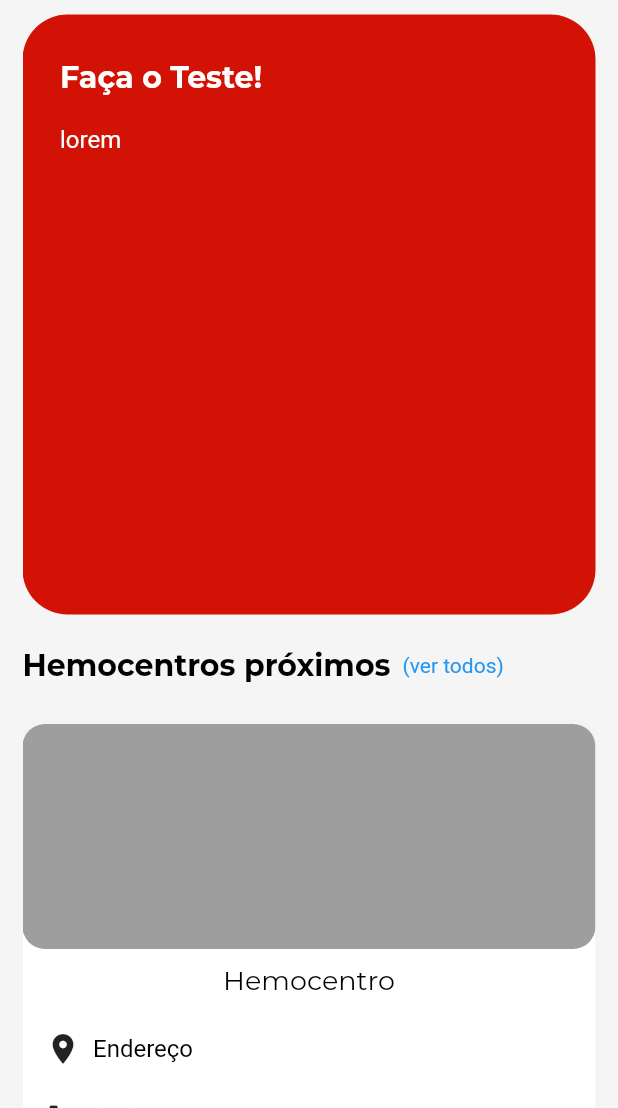
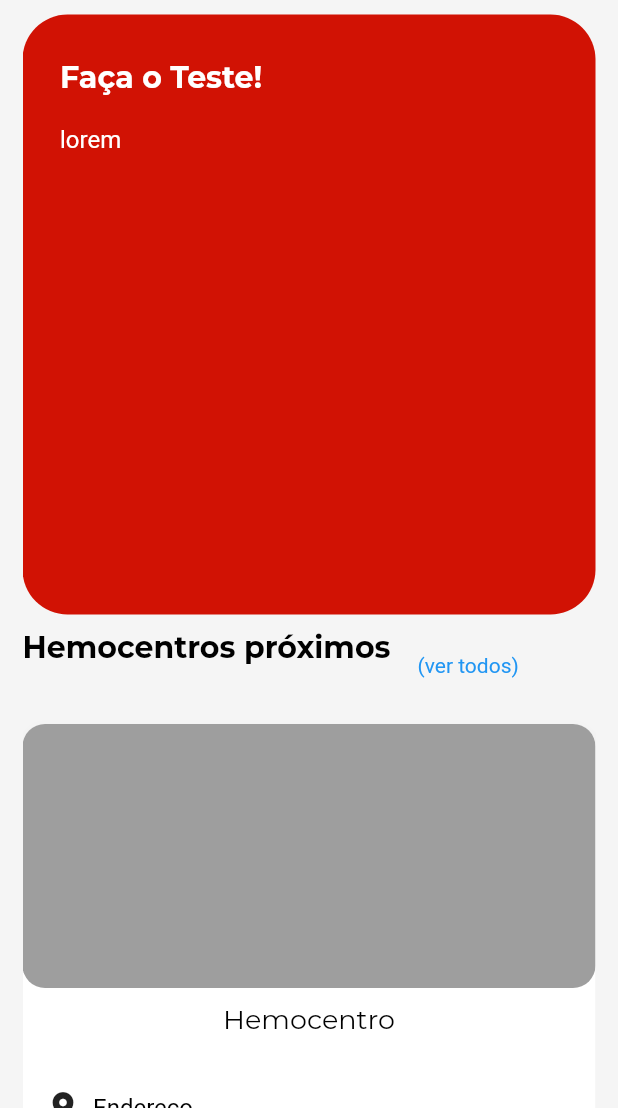
Before and after one commit to doe-mais-tcc/frontend-flutter, a Flutter app: the Home screen opened by its route, on a phone screen of 412 x 824 dp, the part 128-1236 px from its top. Run offline on Flutter 3.47's test engine with Material 2 defaults, Android fonts, the phone set to English and light mode, and no system bars; our stand-ins replace datetime_picker_formfield, flutter_svg; missing offline and left inert: steps_indicator.

Commit message:
Cards de Hemocentros responsivos

```diff
--- a/lib/components/app_frame.dart
+++ b/lib/components/app_frame.dart
@@ -16,8 +16,8 @@ class _AppFrameState extends State<AppFrame> {
   @override
   Widget build(BuildContext context) {
     return LayoutBuilder(
-      builder: (context, constrains) {
-        if (constrains.maxWidth > 700)
+      builder: (context, constraints) {
+        if (constraints.maxWidth > 700)
           return BroadLayout(widget.child, widget.menuIndex);
         else
           return NarrowLayout(widget.child, widget.menuIndex);
--- a/lib/components/hospital_card.dart
+++ b/lib/components/hospital_card.dart
@@ -11,16 +11,17 @@ class HospitalCard extends StatelessWidget {
       margin: const EdgeInsets.symmetric(vertical: 15),
       child: Column(
         children: [
-          ClipRRect(
+          Flexible(
+            flex: 1,
+            child: ClipRRect(
               borderRadius: BorderRadius.circular(15),
-            child: Container(
-              height: 150,
-              color: Colors.grey,
+              child: Container(color: Colors.grey),
             ),
           ),
-          Container(
+          Flexible(
+            flex: 1,
+            child: Container(
               padding: const EdgeInsets.fromLTRB(15, 10, 15, 25),
-            height: 150,
               child: Column(
                 mainAxisAlignment: MainAxisAlignment.spaceBetween,
                 children: [
@@ -51,6 +52,7 @@ class HospitalCard extends StatelessWidget {
                 ],
               ),
             ),
+          ),
         ],
       ),
     );
--- a/lib/screens/home.dart
+++ b/lib/screens/home.dart
@@ -43,7 +43,8 @@ class Home extends StatelessWidget {
               ],
             ),
           ),
-          Row(
+          Wrap(
+            spacing: 10,
             children: [
               Text(
                 'Hemocentros próximos',
@@ -55,7 +56,31 @@ class Home extends StatelessWidget {
               ),
             ],
           ),
-          HospitalCard(hospital),
+          LayoutBuilder(
+            builder: (context, constraints) {
+              int columns;
+              if (constraints.maxWidth > 1000)
+                columns = 3;
+              else if (constraints.maxWidth > 600)
+                columns = 2;
+              else
+                columns = 1;
+
+              return GridView.count(
+                shrinkWrap: true,
+                crossAxisCount: columns,
+                mainAxisSpacing: 10,
+                crossAxisSpacing: 10,
+                children: [
+                  HospitalCard(hospital),
+                  HospitalCard(hospital),
+                  HospitalCard(hospital),
+                  HospitalCard(hospital),
+                  HospitalCard(hospital),
+                ],
+              );
+            },
+          ),
         ],
       ),
     );
```
Lines whose indentation alone changed are shown as unchanged.
